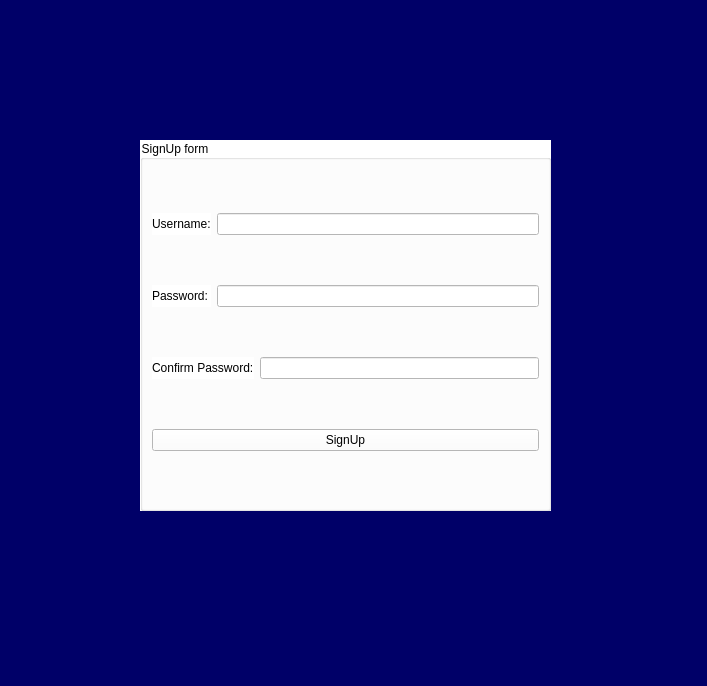
Above: Qt_2/signupform.ui from TadrosMaged/TicTacToe_Game before the change. Below: the same form after it.
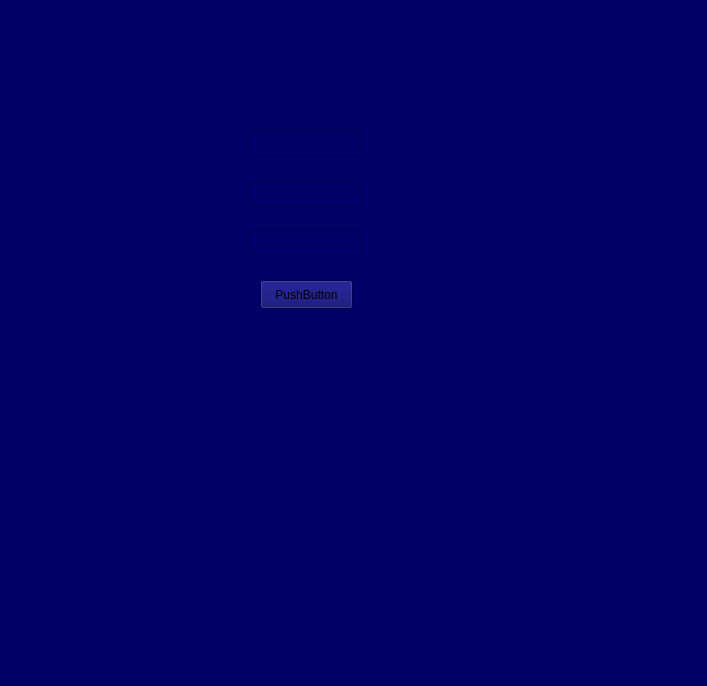
That is the form after the change.

The edit to the form file:
```diff
--- a/Qt_2/signupform.ui
+++ b/Qt_2/signupform.ui
@@ -16,67 +16,48 @@
   <property name="styleSheet">
    <string notr="true">background-color: rgb(0, 0, 104);</string>
   </property>
-  <widget class="QGroupBox" name="groupBox">
+  <widget class="QLineEdit" name="usernameEdit">
    <property name="geometry">
     <rect>
-     <x>140</x>
-     <y>140</y>
-     <width>411</width>
-     <height>371</height>
+     <x>250</x>
+     <y>130</y>
+     <width>113</width>
+     <height>26</height>
     </rect>
    </property>
-   <property name="styleSheet">
-    <string notr="true">background-color: rgb(255, 255, 255);</string>
+  </widget>
+  <widget class="QLineEdit" name="passwordEdit">
+   <property name="geometry">
+    <rect>
+     <x>250</x>
+     <y>180</y>
+     <width>113</width>
+     <height>26</height>
+    </rect>
    </property>
-   <property name="title">
-    <string>SignUp form</string>
+  </widget>
+  <widget class="QLineEdit" name="confirmEdit">
+   <property name="geometry">
+    <rect>
+     <x>250</x>
+     <y>230</y>
+     <width>113</width>
+     <height>26</height>
+    </rect>
    </property>
-   <layout class="QGridLayout" name="gridLayout">
-    <item row="1" column="0">
-     <widget class="QLabel" name="label_2">
-      <property name="text">
-       <string>Password:</string>
-      </property>
-     </widget>
-    </item>
-    <item row="3" column="0" colspan="3">
-     <widget class="QPushButton" name="signupButton">
-      <property name="styleSheet">
-       <string notr="true">color: rgb(0, 0, 0);</string>
-      </property>
-      <property name="text">
-       <string>SignUp</string>
-      </property>
-     </widget>
-    </item>
-    <item row="2" column="0" colspan="2">
-     <widget class="QLabel" name="label_3">
-      <property name="text">
-       <string>Confirm Password:</string>
-      </property>
-     </widget>
-    </item>
-    <item row="2" column="2">
-     <widget class="QLineEdit" name="confirmEdit"/>
-    </item>
-    <item row="0" column="0">
-     <widget class="QLabel" name="label">
-      <property name="styleSheet">
-       <string notr="true">color: rgb(255, 255, 255);
-color: rgb(0, 0, 0);</string>
-      </property>
-      <property name="text">
-       <string>Username:</string>
-      </property>
-     </widget>
-    </item>
-    <item row="0" column="1" colspan="2">
-     <widget class="QLineEdit" name="usernameEdit"/>
-    </item>
-    <item row="1" column="1" colspan="2">
-     <widget class="QLineEdit" name="passwordEdit"/>
-    </item>
-   </layout>
+  </widget>
+  <widget class="QPushButton" name="signupButton">
+   <property name="geometry">
+    <rect>
+     <x>260</x>
+     <y>280</y>
+     <width>93</width>
+     <height>29</height>
+    </rect>
+   </property>
+   <property name="text">
+    <string>PushButton</string>
+   </property>
   </widget>
  </widget>
  <resources/>
```
